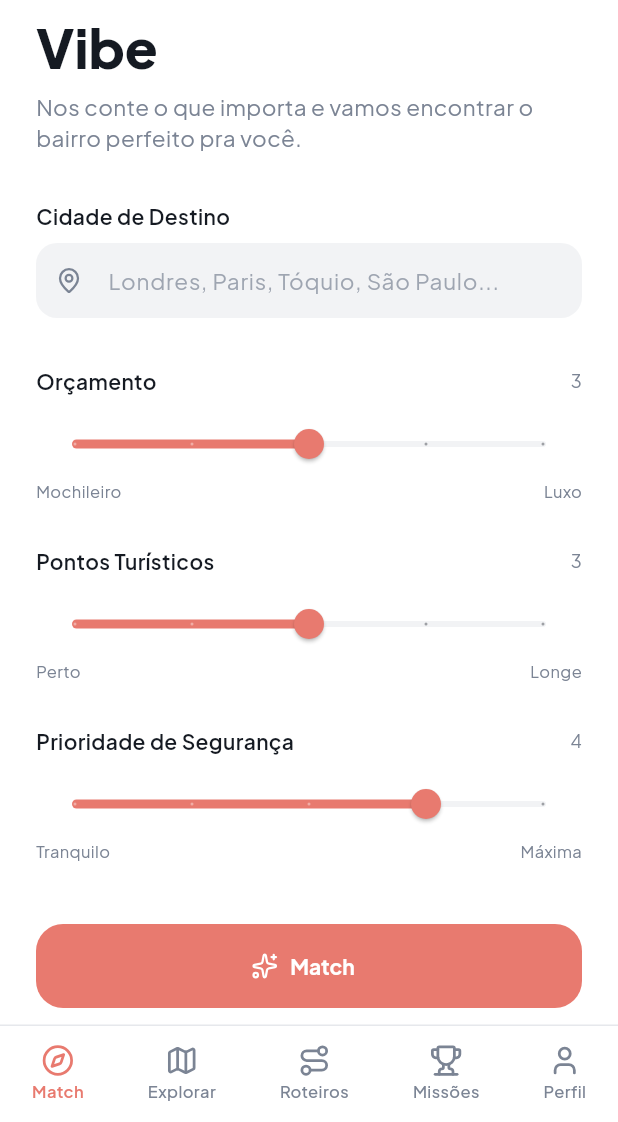
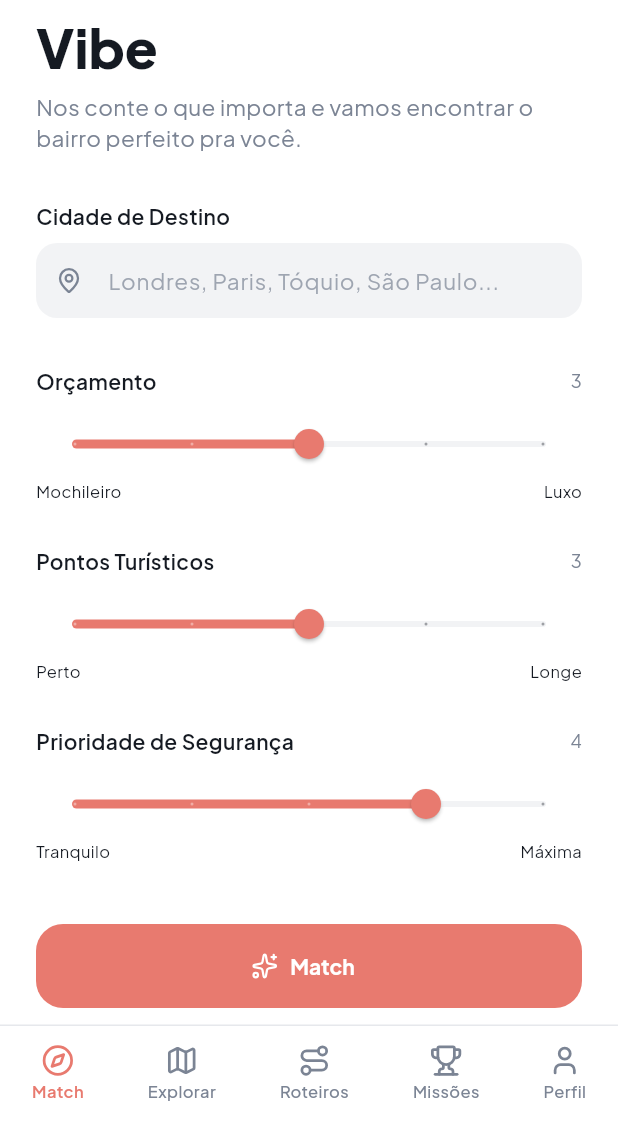
Before and after one commit to Projeto-DSI/Projeto-DSI, a Flutter app: the HomePage screen opened by its route, on a phone screen of 412 x 824 dp, the part 114-1236 px from its top. Run offline on Flutter 3.47's test engine with Material 3 defaults, Android fonts, the phone set to English and light mode, and no system bars; our stand-ins replace cloud_firestore, firebase_auth, firebase_core, flutter_map, flutter_riverpod, go_router and 5 more; accounts and stored records are empty; statements that could not run were skipped.

Commit message:
estilo: aplicar esquema de cores do tema no quiz e nos cards de quests

```diff
--- a/lib/pages/match_quiz_page.dart
+++ b/lib/pages/match_quiz_page.dart
@@ -200,11 +200,11 @@ class _MatchQuizPageState extends ConsumerState<MatchQuizPage> {
           mainAxisAlignment: MainAxisAlignment.spaceBetween,
           children: [
             Text(left,
-                style: const TextStyle(
-                    fontSize: 11, color: AppColors.mutedForeground)),
+                style: TextStyle(
+                    fontSize: 11, color: Theme.of(context).colorScheme.onSurfaceVariant)),
             Text(right,
-                style: const TextStyle(
-                    fontSize: 11, color: AppColors.mutedForeground)),
+                style: TextStyle(
+                    fontSize: 11, color: Theme.of(context).colorScheme.onSurfaceVariant)),
           ],
         ),
       ],
```
Also changed, not shown: lib/pages/quests_page.dart (+4 -4 lines), pubspec.lock.
